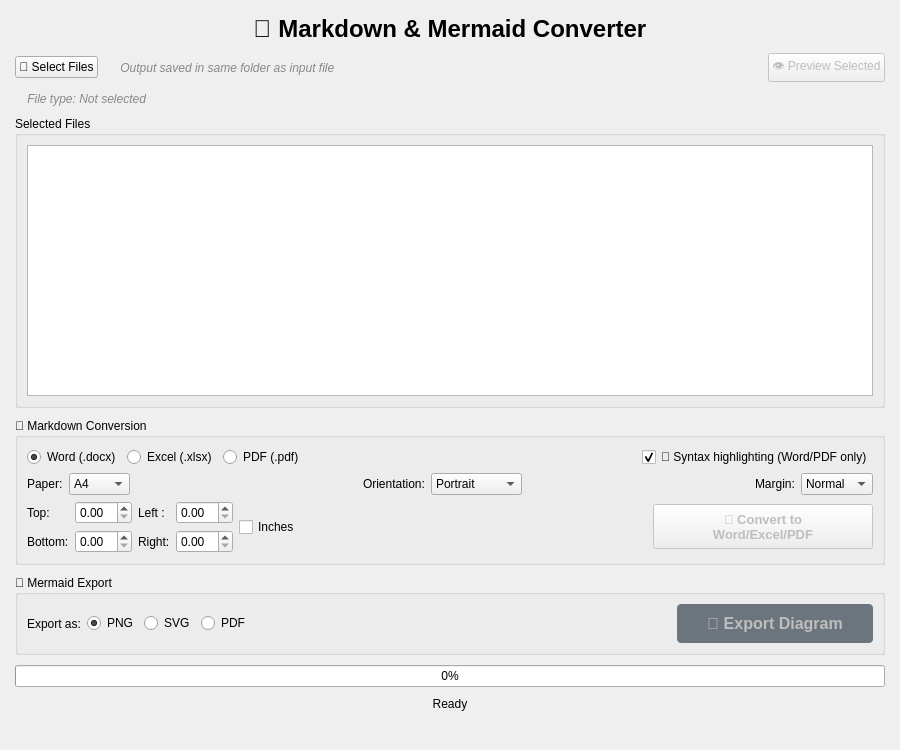
Before: the Qt Designer form ui/main_window.ui in Arean82/Markdown-to-Word-Excel-Converter, drawn with Qt 5.
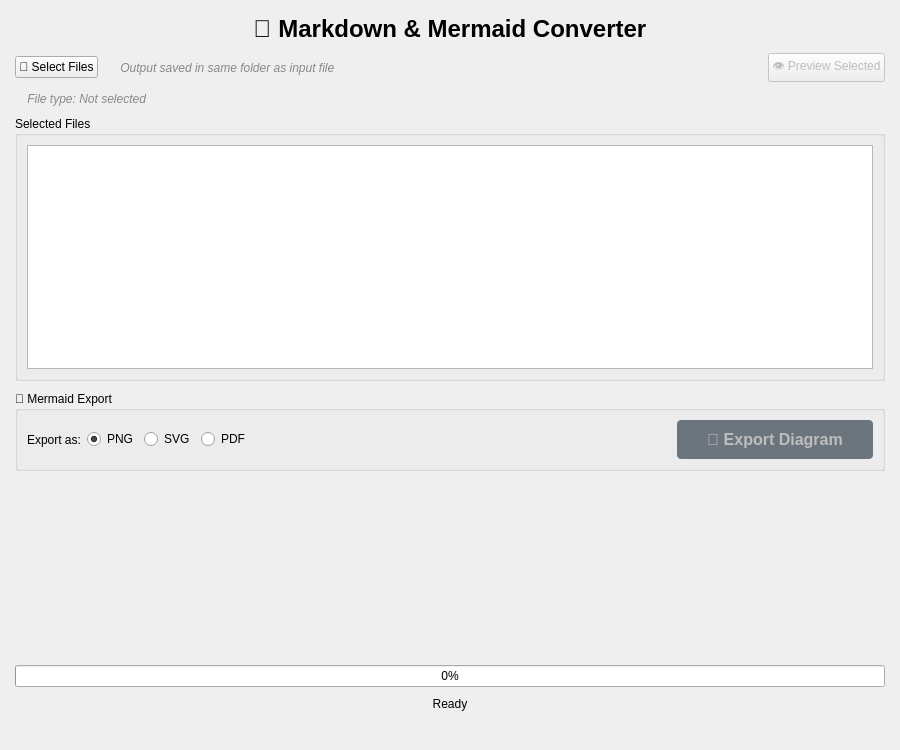
After: the same form once the commit is applied. The open tabs and pages were chosen to show the change.

Commit message: feat: UI modernization, Mermaid validation, and PyInstaller metadata

The edit to the form file:
```diff
--- a/ui/main_window.ui
+++ b/ui/main_window.ui
@@ -134,6 +134,25 @@
      </widget>
     </item>
     <item>
+     <widget class="QStackedWidget" name="stackedWidget">
+      <property name="currentIndex">
+       <number>0</number>
+      </property>
+      <widget class="QWidget" name="page">
+       <layout class="QVBoxLayout" name="pageLayout">
+        <property name="leftMargin">
+         <number>0</number>
+        </property>
+        <property name="topMargin">
+         <number>0</number>
+        </property>
+        <property name="rightMargin">
+         <number>0</number>
+        </property>
+        <property name="bottomMargin">
+         <number>0</number>
+        </property>
+        <item>
      <widget class="QGroupBox" name="mdGroup">
       <property name="title">
        <string>📝 Markdown Conversion</string>
@@ -401,6 +420,35 @@
      </widget>
     </item>
     <item>
+         <spacer name="verticalSpacer1">
+          <property name="orientation">
+           <enum>Qt::Orientation::Vertical</enum>
+          </property>
+          <property name="sizeHint" stdset="0">
+           <size>
+            <width>0</width>
+            <height>0</height>
+           </size>
+          </property>
+         </spacer>
+        </item>
+       </layout>
+      </widget>
+      <widget class="QWidget" name="page_2">
+       <layout class="QVBoxLayout" name="page2Layout">
+        <property name="leftMargin">
+         <number>0</number>
+        </property>
+        <property name="topMargin">
+         <number>0</number>
+        </property>
+        <property name="rightMargin">
+         <number>0</number>
+        </property>
+        <property name="bottomMargin">
+         <number>0</number>
+        </property>
+        <item>
      <widget class="QGroupBox" name="mermaidGroup">
       <property name="title">
        <string>🎨 Mermaid Export</string>
@@ -474,6 +522,23 @@
         </layout>
        </item>
       </layout>
+         </widget>
+        </item>
+        <item>
+         <spacer name="verticalSpacer2">
+          <property name="orientation">
+           <enum>Qt::Orientation::Vertical</enum>
+          </property>
+          <property name="sizeHint" stdset="0">
+           <size>
+            <width>0</width>
+            <height>0</height>
+           </size>
+          </property>
+         </spacer>
+        </item>
+       </layout>
+      </widget>
      </widget>
     </item>
     <item>
```
Lines whose indentation alone changed are shown as unchanged. The commit also changes 5 other files.
